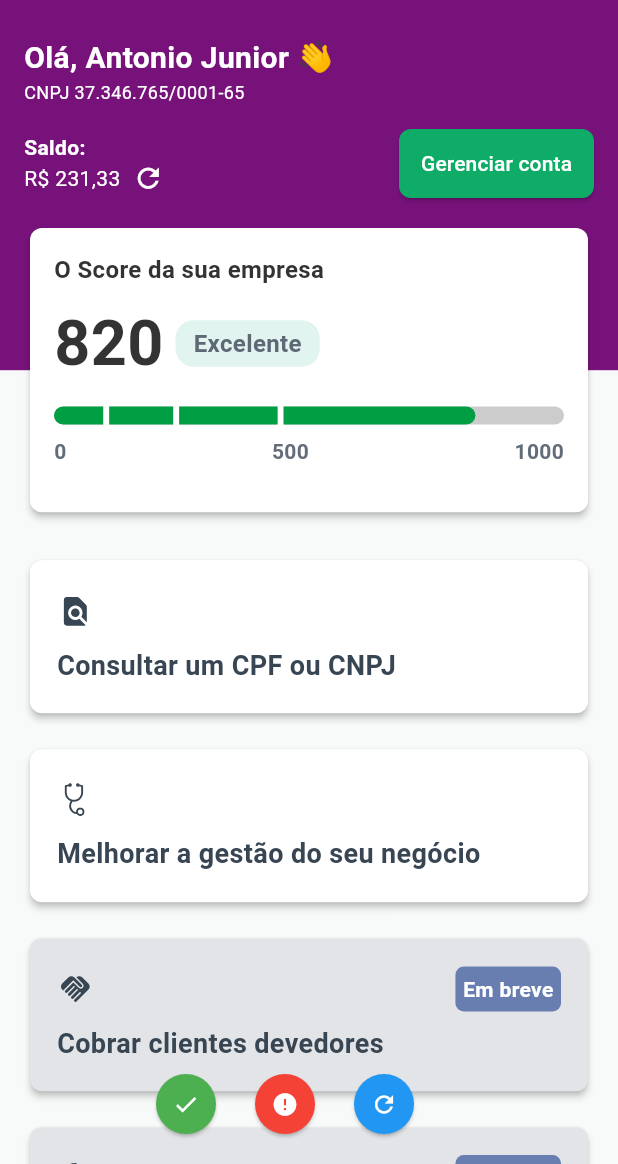
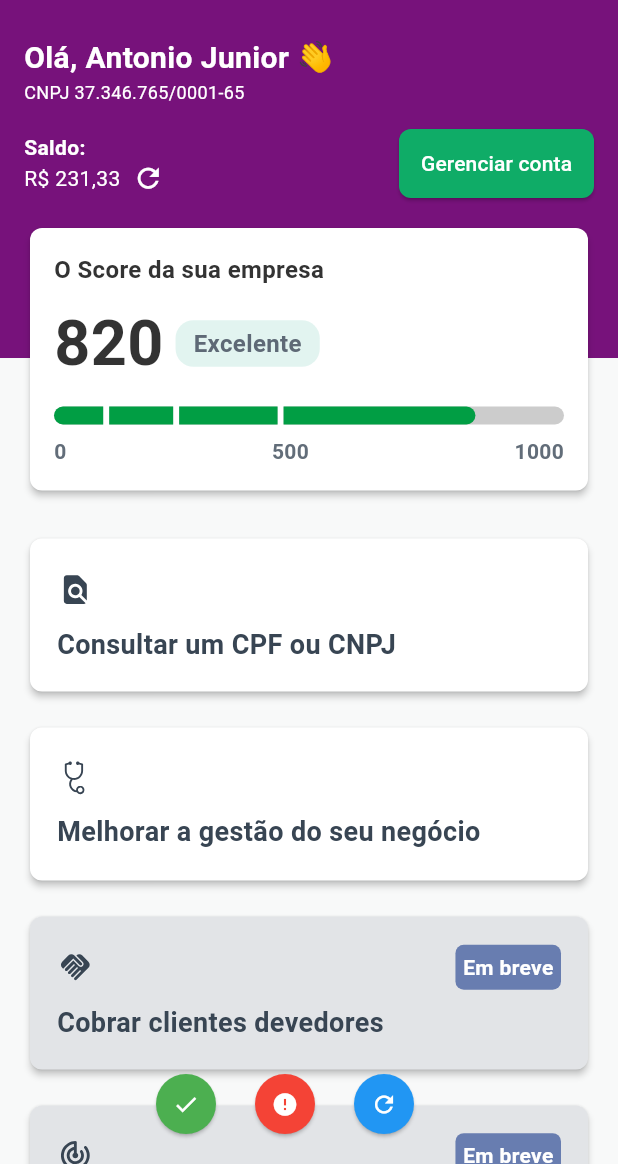
Before and after one commit to WemersonDamasceno/local_notifications, a Flutter app: the HomePage screen opened directly, after a tap on the "check" icon, on a phone screen of 412 x 824 dp, the part 72-1236 px from its top. Run offline on Flutter 3.47's test engine with Material 3 defaults, Android fonts, the phone set to English and light mode, and no system bars; our stand-ins replace firebase_core, firebase_messaging, flutter_local_notifications, flutter_svg, shimmer; missing offline and left inert: nova_design_system; accounts and stored records are empty.

Commit message:
fix: adjust in Nexus emulator

```diff
--- a/lib/views/home/widgets/background_widget.dart
+++ b/lib/views/home/widgets/background_widget.dart
@@ -9,11 +9,11 @@ class BackgroundWidget extends StatelessWidget {
     return Column(
       children: [
         Container(
-          height: size.width < 350 ? size.height * 0.45 : size.height * 0.29,
+          height: size.width < 350 ? size.height * 0.45 : size.height * 0.28,
           color: const Color(0xff77127b),
         ),
         Container(
-          height: MediaQuery.of(context).size.height * 0.90,
+          height: size.height * 0.90,
           width: double.infinity,
           color: const Color(0xFFf8f9f9),
         ),
--- a/lib/views/score/widgets/score_card.dart
+++ b/lib/views/score/widgets/score_card.dart
@@ -38,7 +38,6 @@ class ScoreCard extends StatelessWidget {
       ),
       child: SizedBox(
         width: size.width,
-        height: size.height * 0.23,
         child: Padding(
           padding: const EdgeInsets.all(16.0),
           child: body,
--- a/lib/views/score/widgets/score_error_widget.dart
+++ b/lib/views/score/widgets/score_error_widget.dart
@@ -15,7 +15,7 @@ class ScoreErrorWidget extends StatelessWidget {
       mainAxisAlignment: MainAxisAlignment.center,
       children: [
         SizedBox(
-          width: size.width * 0.38,
+          width: size.width * 0.37,
           child: Column(
             mainAxisAlignment: MainAxisAlignment.center,
             children: [
@@ -41,10 +41,10 @@ class ScoreErrorWidget extends StatelessWidget {
         ),
         const SizedBox(width: 8),
         SizedBox(
-          width: size.width * 0.40,
+          width: size.width * 0.38,
           child: SvgPicture.asset(
             'assets/images/error.svg',
-            fit: BoxFit.cover,
+            fit: BoxFit.contain,
           ),
         ),
       ],
--- a/lib/views/score/widgets/score_success_widget.dart
+++ b/lib/views/score/widgets/score_success_widget.dart
@@ -53,7 +53,7 @@ class ScoreSuccessWidget extends StatelessWidget {
             );
           },
         ),
-        const SizedBox(height: 16),
+
         // Center(
         //   child: OutlineButtonWidget(
         //     label: 'Veja como melhorar seu Score',
```
Also changed, not shown: 1 other file.
